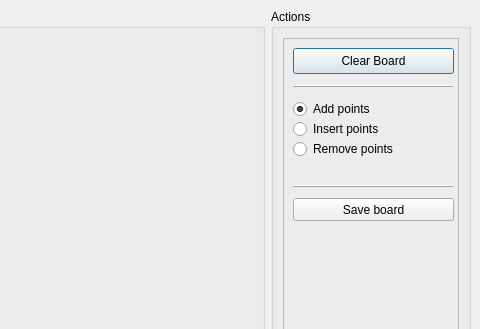
Above: board_tool/ui/mainform.ui from hateom/billard3d before the change; both pictures show x 643 to 1123 and y 0 to 329 of the 1123 by 606 pixel window. Below: the same form after it.
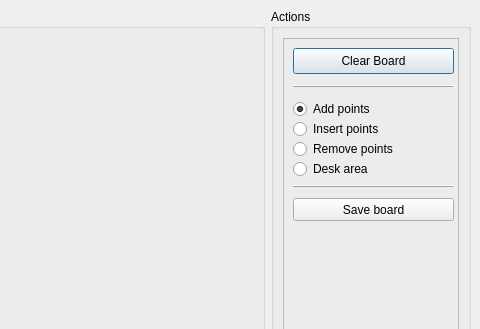
That is the form after the change.

The edit to the form file:
```diff
--- a/board_tool/ui/mainform.ui
+++ b/board_tool/ui/mainform.ui
@@ -152,6 +152,19 @@
           <string>Remove points</string>
          </property>
         </widget>
+        <widget class="QRadioButton" name="radioDesk" >
+         <property name="geometry" >
+          <rect>
+           <x>10</x>
+           <y>120</y>
+           <width>91</width>
+           <height>22</height>
+          </rect>
+         </property>
+         <property name="text" >
+          <string>Desk area</string>
+         </property>
+        </widget>
        </widget>
       </item>
       <item>
```
